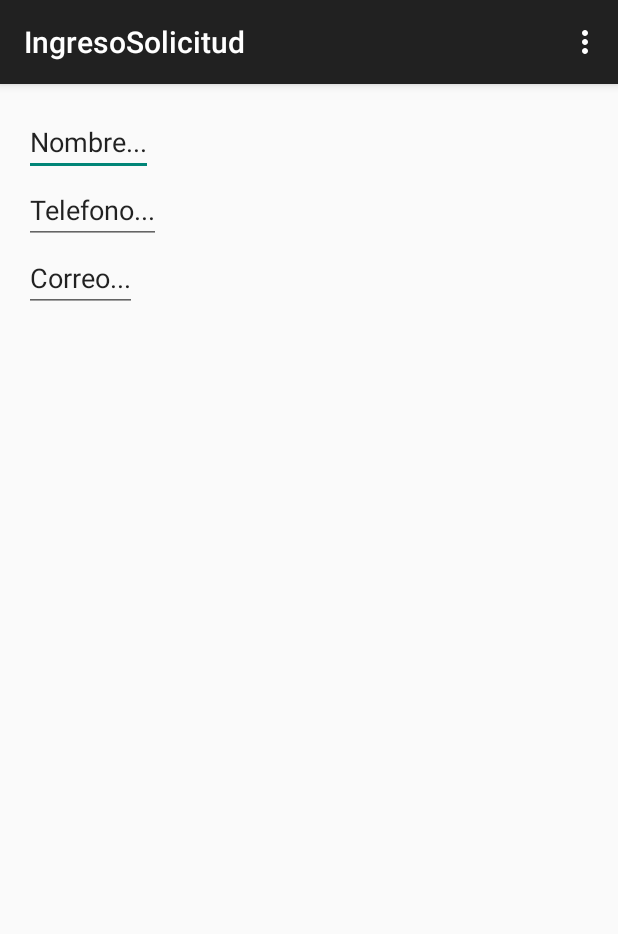
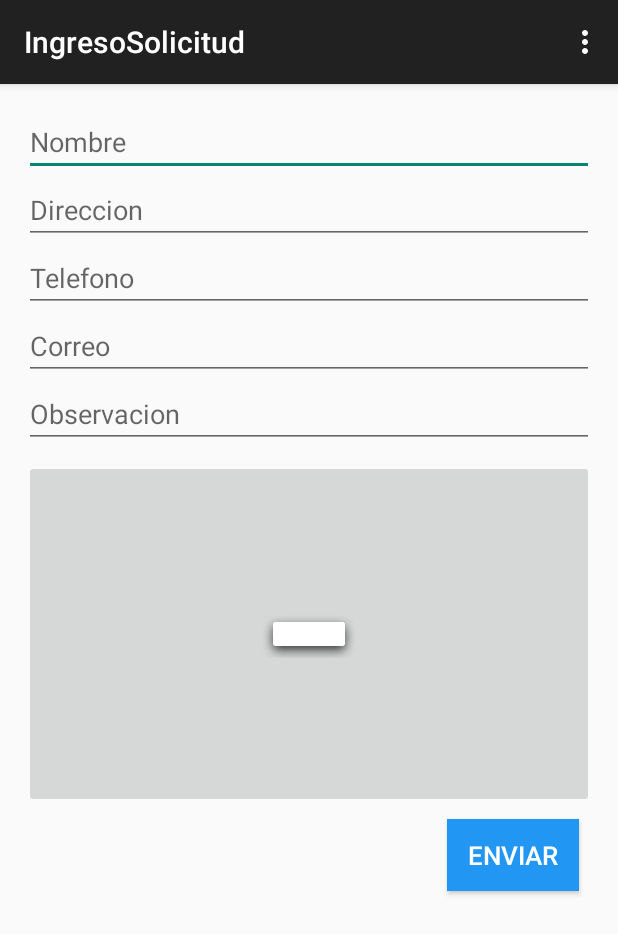
Before and after one commit to Eversonzs/TegChos, an Android app: the IngresoSolicitudFragment screen opened directly, with no data from a screen before it, on a phone screen of 412 x 824 dp. Shown: the top 934 px of the screen. Run offline under Robolectric (Android 15) with nearby library versions, the phone set to English and light mode, and no system bars.

Commit message:
Ingreso Solicitudes

```diff
--- a/app/TegChos/app/src/main/AndroidManifest.xml
+++ b/app/TegChos/app/src/main/AndroidManifest.xml
@@ -2,6 +2,8 @@
 <manifest xmlns:android="http://schemas.android.com/apk/res/android"
     package="hn.tictanes.tegchos" >.
     <uses-permission android:name="android.permission.INTERNET"/>
+    <uses-permission android:name="android.permission.CAMERA"/>
+    <uses-permission android:name="android.permission.WRITE_EXTERNAL_STORAGE"/>
     <application
         android:allowBackup="true"
         android:icon="@drawable/ic_launcher"
--- /dev/null
+++ b/app/TegChos/app/src/main/res/drawable-xhdpi/button_enviar_solicitud.xml
@@ -0,0 +1,23 @@
+<?xml version="1.0" encoding="utf-8"?>
+<selector xmlns:android="http://schemas.android.com/apk/res/android">
+    <item android:state_pressed="true">
+        <shape
+            android:shape="rectangle">
+            <solid android:color="#2196F3"/>
+            <stroke android:width="1dp" android:color="#fff" />
+        </shape>
+    </item>
+    <item android:state_focused="true">
+        <shape
+            android:shape="rectangle">
+            <solid android:color="#2196F3"/>
+            <stroke android:width="1dp" android:color="#fff" />
+        </shape>
+    </item>
+    <item>
+        <shape
+            android:shape="rectangle">
+            <solid android:color="#2196F3"/>
+        </shape>
+    </item>
+</selector>
--- a/app/TegChos/app/src/main/res/layout/fragment_ingreso_solicitud.xml
+++ b/app/TegChos/app/src/main/res/layout/fragment_ingreso_solicitud.xml
@@ -1,3 +1,7 @@
+<ScrollView
+    android:layout_height="match_parent"
+    android:layout_width="match_parent"
+    xmlns:android="http://schemas.android.com/apk/res/android">
 <LinearLayout xmlns:android="http://schemas.android.com/apk/res/android"
     xmlns:tools="http://schemas.android.com/tools" android:layout_width="match_parent"
     android:layout_height="match_parent" android:paddingLeft="@dimen/activity_horizontal_margin"
@@ -7,22 +11,68 @@
     android:orientation="vertical"
     tools:context="hn.tictanes.tegchos.IngresoSolicitud$PlaceholderFragment">
 
-    <EditText android:text="@string/etNombre"
-        android:layout_width="wrap_content"
+    <EditText android:hint="@string/etNombre"
+        android:layout_width="match_parent"
         android:layout_height="wrap_content"
         android:id="@+id/etNombre"
         />
     <EditText
-        android:text="@string/etTelefono"
-        android:layout_width="wrap_content"
+        android:hint="@string/etDireccion"
+        android:layout_width="match_parent"
+        android:layout_height="wrap_content"
+        android:id="@+id/etDireccion"
+        />
+    <EditText
+        android:hint="@string/etTelefono"
+        android:layout_width="match_parent"
         android:layout_height="wrap_content"
         android:id="@+id/etTelefono"
         />
     <EditText
-        android:text="@string/etCorreo"
-        android:layout_width="wrap_content"
+        android:hint="@string/etCorreo"
+        android:layout_width="match_parent"
         android:layout_height="wrap_content"
         android:id="@+id/etCorreo"
         />
-
+    <EditText
+        android:hint="@string/etObservacion"
+        android:layout_width="match_parent"
+        android:layout_height="wrap_content"
+        android:id="@+id/etObservacion"
+        />
+    <LinearLayout
+        android:layout_width="match_parent"
+        android:layout_height="wrap_content"
+        android:gravity="center"
+        >
+    <ImageButton
+        android:id="@+id/imgButton"
+        android:layout_width="match_parent"
+        android:layout_height="match_parent"
+        android:layout_marginTop="5dp"
+        android:padding="100dp"
+        android:src="@drawable/abc_popup_background_mtrl_mult"/>
+    </LinearLayout>
+    <LinearLayout
+        android:layout_width="match_parent"
+        android:layout_height="wrap_content"
+        android:gravity="end"
+        >
+        <Button
+            android:layout_height="wrap_content"
+            android:layout_width="wrap_content"
+            android:id="@+id/btnEnviarSolicitud"
+            android:text="Enviar"
+            android:layout_alignParentBottom="true"
+            android:layout_marginTop="10dp"
+            android:layout_marginBottom="10dp"
+            android:layout_alignParentRight="true"
+            android:layout_marginRight="10dp"
+            android:background="@drawable/button_enviar_solicitud"
+            android:textColor="@android:color/white"
+            android:textSize="17dp"
+            android:elevation="10dp"
+            />
+    </LinearLayout>
 </LinearLayout>
+</ScrollView>
--- a/app/TegChos/app/src/main/res/values/strings.xml
+++ b/app/TegChos/app/src/main/res/values/strings.xml
@@ -3,9 +3,14 @@
 
     <string name="app_name">TegChos</string>
     <string name="hello_world">Hello world!</string>
-    <string name="etNombre">Nombre...</string>
-    <string name="etTelefono">Telefono...</string>
-    <string name="etCorreo">Correo...</string>
+    <string name="etNombre">Nombre</string>
+    <string name="etTelefono">Telefono</string>
+    <string name="etCorreo">Correo</string>
+    <string name="etDireccion">Direccion</string>
+    <string name="etObservacion">Observacion</string>
+    <string name="lblSeleccione">Seleccione una opcion...</string>
+    <string name="btnTomarFoto">Tomar fotografia</string>
+    <string name="btnSeleccionarGalaria">Seleccionar de galeria</string>
     <string name="action_settings">Settings</string>
     <string name="title_activity_ingreso_solicitud">IngresoSolicitud</string>
 
--- a/app/TegChos/build.gradle
+++ b/app/TegChos/build.gradle
@@ -5,7 +5,7 @@ buildscript {
         jcenter()
     }
     dependencies {
-        classpath 'com.android.tools.build:gradle:1.0.0'
+        classpath 'com.android.tools.build:gradle:1.3.0'
 
         // NOTE: Do not place your application dependencies here; they belong
         // in the individual module build.gradle files
```
Also changed, not shown: app/TegChos/app/src/main/java/hn/tictanes/tegchos/IngresoSolicitudFragment.java (+46 -0 lines), app/TegChos/app/src/main/java/hn/tictanes/tegchos/PopUp.java (added, +10 -0 lines), app/TegChos/app/src/main/res/layout/pop_up.xml (added, +40 -0 lines), 1 other file.
